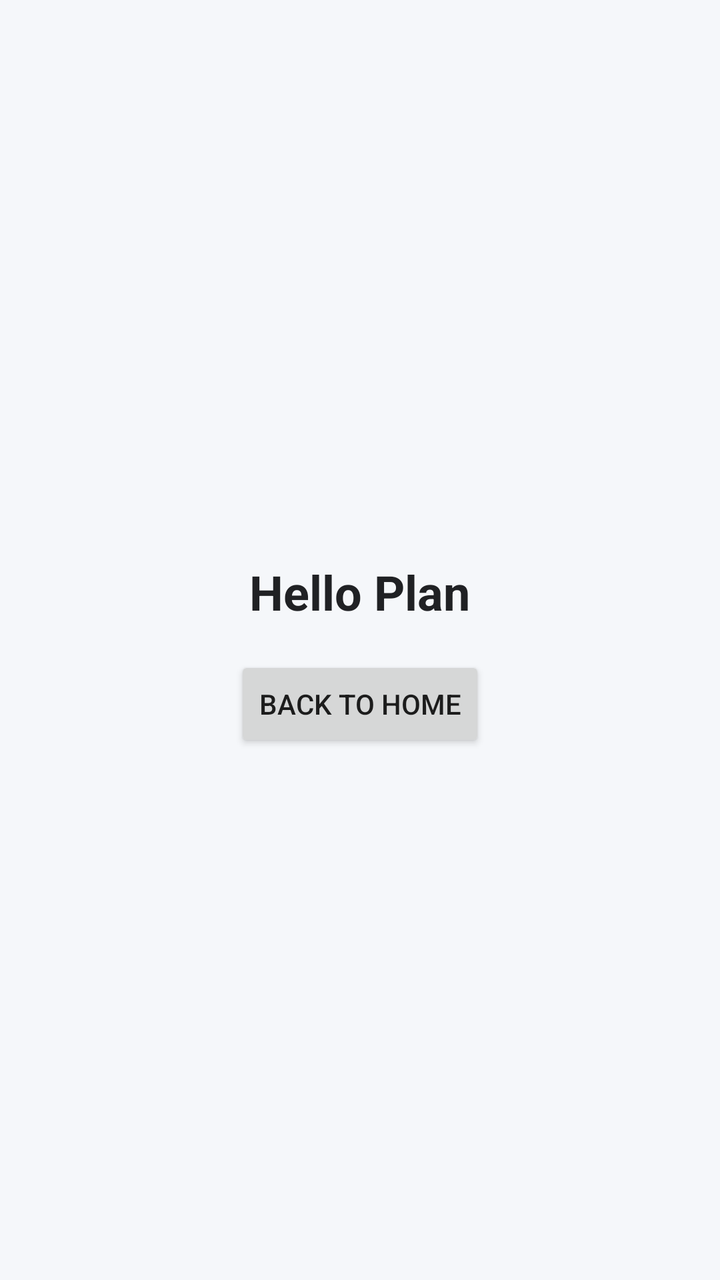
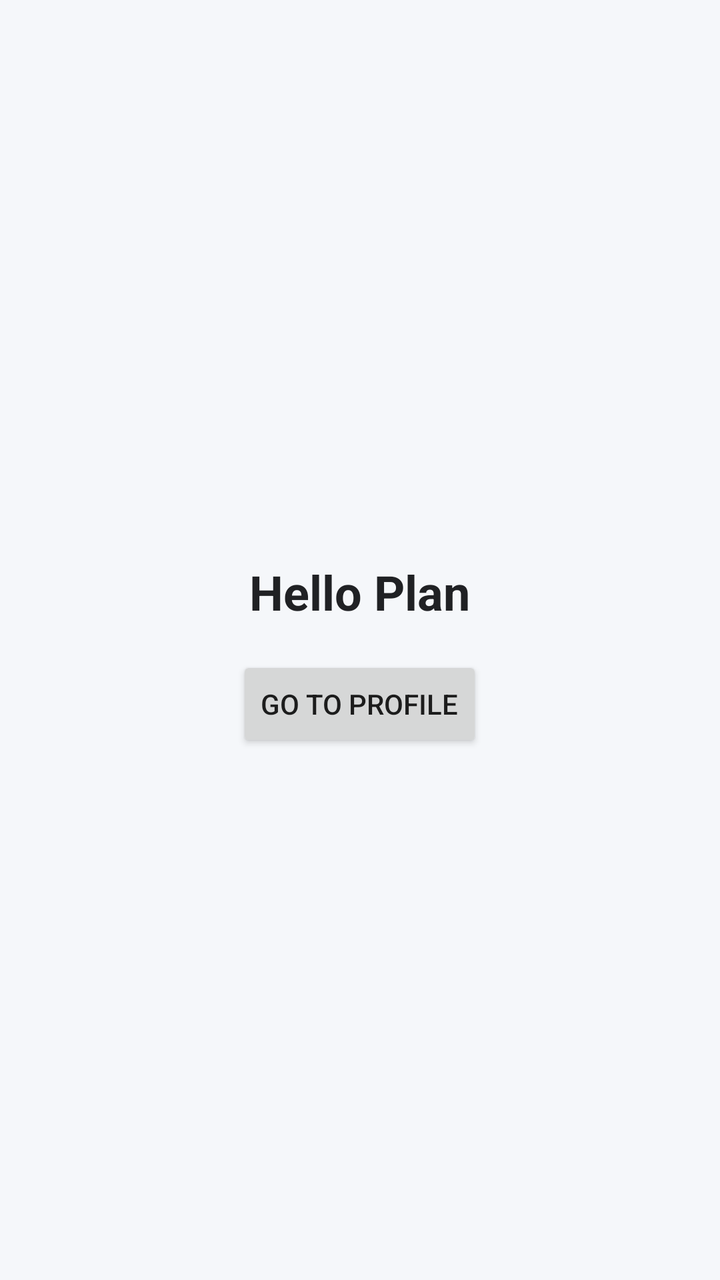

Compare the two renders of this Android layout. The source of the first and the diff that turns it into the second are given below.
<!-- AndroidManifest.xml: application theme Theme.Preset -->
<!-- res/layout/page_plan.xml -->
<?xml version="1.0" encoding="utf-8"?>
<LinearLayout xmlns:android="http://schemas.android.com/apk/res/android"
    android:layout_width="match_parent"
    android:layout_height="match_parent"
    android:background="#F5F7FA"
    android:gravity="center"
    android:orientation="vertical">

    <TextView
        android:id="@+id/planTitle"
        android:layout_width="wrap_content"
        android:layout_height="wrap_content"
        android:padding="16dp"
        android:text="Hello Plan"
        android:textColor="#202124"
        android:textSize="24sp"
        android:textStyle="bold" />

    <Button
        android:id="@+id/backToHomeButton"
        android:layout_width="wrap_content"
        android:layout_height="wrap_content"
        android:text="Back to Home" />

</LinearLayout>
<!-- resources referenced by this layout -->
<resources>
  <style name="Theme.Preset" parent="Theme.AppCompat.Light.DarkActionBar">
          <item name="colorPrimary">#1976D2</item>
          <item name="colorPrimaryDark">#1565C0</item>
          <item name="colorAccent">#FF6F00</item>
      </style>
</resources>

<!-- the commit's change to res/layout/page_plan.xml (unified diff, before → after) -->
@@ -17,9 +17,9 @@
         android:textStyle="bold" />
 
     <Button
-        android:id="@+id/backToHomeButton"
+        android:id="@+id/goToProfileButton"
         android:layout_width="wrap_content"
         android:layout_height="wrap_content"
-        android:text="Back to Home" />
+        android:text="Go to Profile" />
 
 </LinearLayout>
